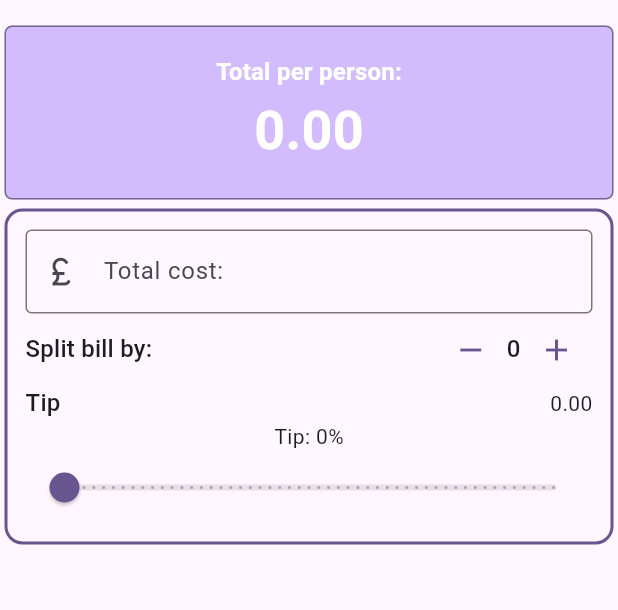
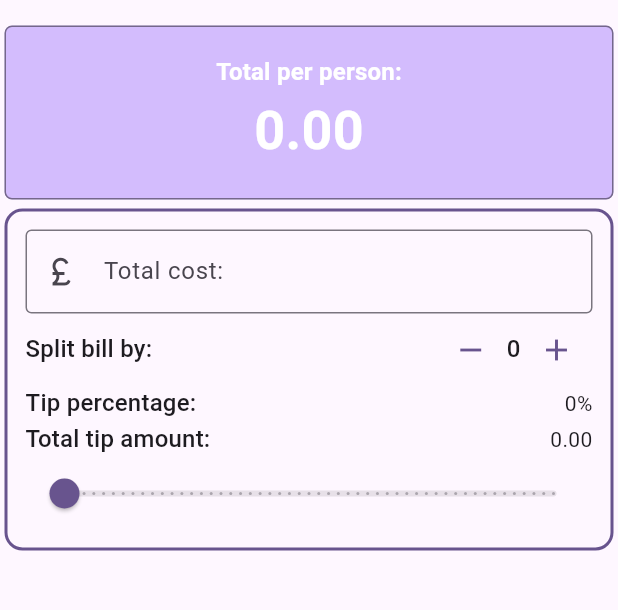
Before and after one commit to sjewitt/utip, a Flutter app: the screen it shows after launch, on a phone screen of 412 x 824 dp, the part 63-673 px from its top. Run offline on Flutter 3.47's test engine with Material 3 defaults, Android fonts, the phone set to English and light mode, and no system bars.

Commit message:
minor refactor of layout

```diff
--- a/lib/main.dart
+++ b/lib/main.dart
@@ -210,14 +210,30 @@ class _UTipState extends State<UTip> {
                     onIncrement: incrementCounter,
                   ),
 
+                  // make tip percent display consistent:
                   Row(
                     mainAxisAlignment: MainAxisAlignment.spaceBetween,
                     children: [
-                      Text("Tip", style: theme.textTheme.titleMedium),
+                      Text(
+                        "Tip percentage:",
+                        style: theme.textTheme.titleMedium,
+                      ),
+                      Text("${tipPercentPerPerson.round()}%"),
+                    ],
+                  ),
+
+                  Row(
+                    mainAxisAlignment: MainAxisAlignment.spaceBetween,
+                    children: [
+                      Text(
+                        "Total tip amount:",
+                        style: theme.textTheme.titleMedium,
+                      ),
                       Text(finalTipTotalOutput),
                     ],
                   ),
-                  Text("Tip: ${tipPercentPerPerson.round()}%"),
+
+                  // Text("Tip: ${tipPercentPerPerson.round()}%"),
                   TipPercentSlider(
                     sliderPos: sliderPos,
                     tipPercentPerPerson: tipPercentPerPerson,
--- a/lib/widgets/tip_percent_slider.dart
+++ b/lib/widgets/tip_percent_slider.dart
@@ -1,7 +1,7 @@
 import 'package:flutter/material.dart';
 
 class TipPercentSlider extends StatelessWidget {
-  TipPercentSlider({
+  const TipPercentSlider({
     // removed constant. It's a STATEFUL widget!!
     super.key,
     required this.sliderPos,
```
